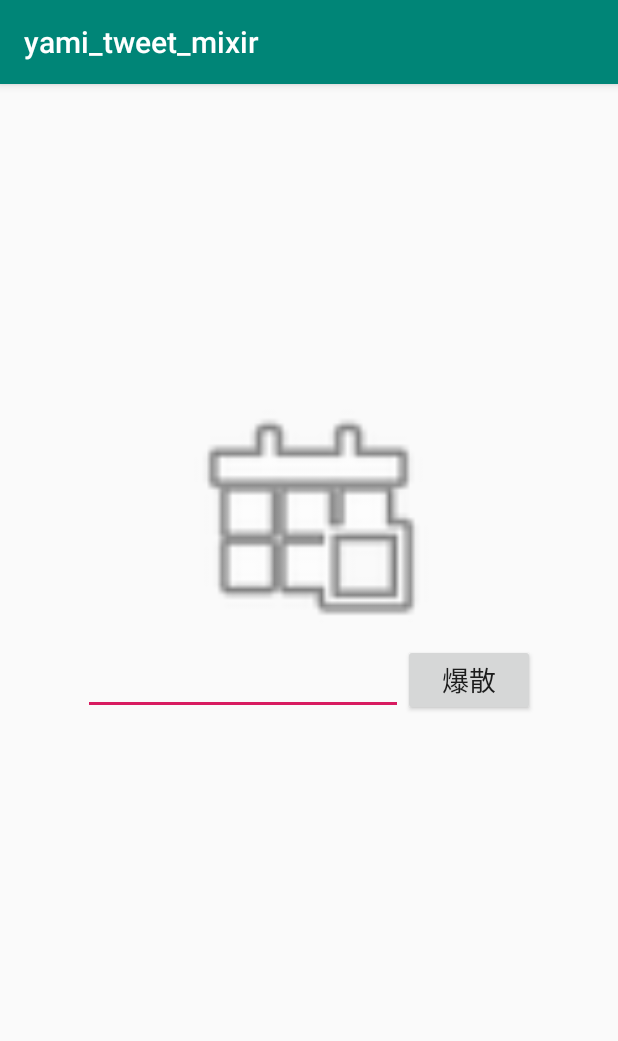
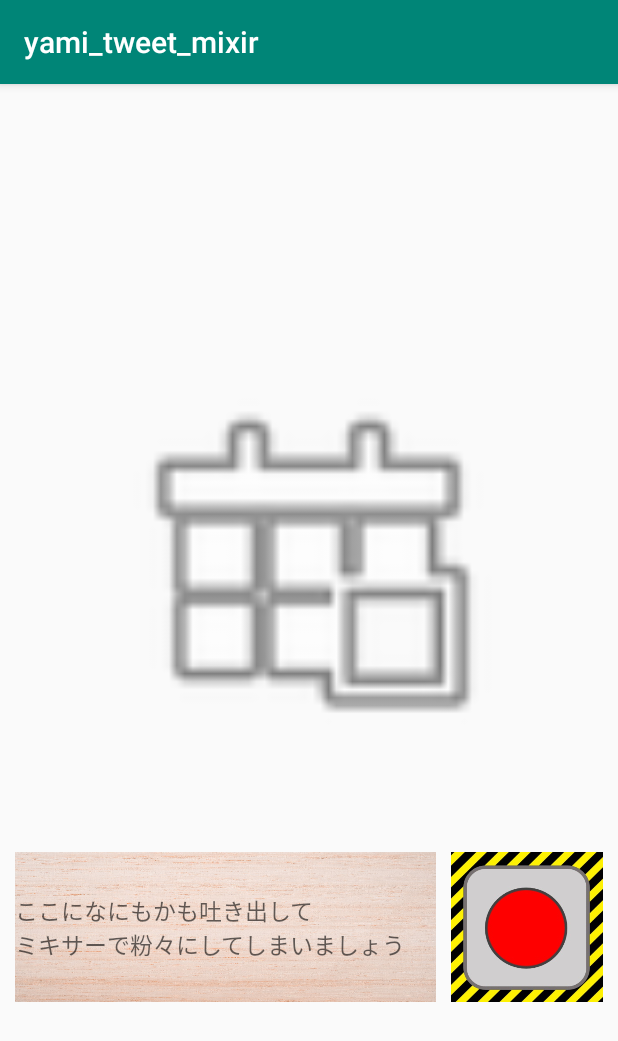
Before and after one commit to haaien/yami_tweet_mixir, an Android app: the TweetActivity_Empty screen opened directly, with no data from a screen before it, on a phone screen of 412 x 824 dp. Shown: the top 1041 px of the screen. Run offline under Robolectric (Android 15) with nearby library versions, the phone set to English and light mode, and no system bars.

Commit message:
レイアウトファイル編集中 ※画像ファイルの読み込みが上手くいってないっぽい？

```diff
--- a/app/src/main/java/ishiicai/shohoku/ac/jp/yami_tweet_mixir/TweetActivity_Empty.java
+++ b/app/src/main/java/ishiicai/shohoku/ac/jp/yami_tweet_mixir/TweetActivity_Empty.java
@@ -11,4 +11,5 @@ public class TweetActivity_Empty extends AppCompatActivity {
         setContentView(R.layout.tweet_empty_layout);
     }
 
+
 }
--- a/app/src/main/res/layout/tweet_empty_layout.xml
+++ b/app/src/main/res/layout/tweet_empty_layout.xml
@@ -8,33 +8,41 @@
 
     <ImageView
         android:id="@+id/imageView"
-        android:layout_width="167dp"
-        android:layout_height="173dp"
+        android:layout_width="255dp"
+        android:layout_height="272dp"
         android:layout_centerHorizontal="true"
-        android:layout_marginTop="200dp"
+        android:layout_marginTop="180dp"
         app:srcCompat="@android:drawable/ic_menu_today" />
 
     <LinearLayout
-        android:layout_width="wrap_content"
+        android:layout_width="match_parent"
         android:layout_height="wrap_content"
-        android:orientation="horizontal"
+        android:layout_below="@id/imageView"
         android:layout_centerHorizontal="true"
-        android:layout_below="@id/imageView"
+        android:layout_marginTop="60dp"
 
-        >
+        android:orientation="horizontal">
 
         <EditText
             android:id="@+id/InputEditText"
             android:layout_width="wrap_content"
-            android:layout_height="wrap_content"
-            android:ems="10" />
+            android:layout_height="match_parent"
+            android:layout_weight="1"
+            android:layout_marginLeft="10dp"
+            android:background="@drawable/wood_texture"
+            android:ems="15"
+            android:hint="ここになにもかも吐き出して\nミキサーで粉々にしてしまいましょう"
+            android:textSize="15dp" />
 
-        <Button
+        <ImageButton
             android:id="@+id/MixedButton"
+            android:background="@drawable/button_image"
             android:layout_width="wrap_content"
-            android:layout_height="wrap_content"
-            android:text="爆散"
-            android:textSize="18sp" />
+            android:layout_height="100dp"
+            android:layout_weight="2"
+            android:layout_marginLeft="10dp"
+            android:layout_marginRight="10dp"
+            android:textSize="18dp" />
     </LinearLayout>
 
 </RelativeLayout>
--- a/app/src/main/res/layout/tweet_twentyper_layout.xml
+++ b/app/src/main/res/layout/tweet_twentyper_layout.xml
@@ -27,6 +27,7 @@
             android:id="@+id/InputEditText"
             android:layout_width="wrap_content"
             android:layout_height="wrap_content"
+
             android:ems="10" />
 
         <Button
```
Also changed, not shown: app/src/main/res/drawable/button_background.xml (added, +13 -0 lines), app/src/main/res/drawable/input_edittext.xml (added, +18 -0 lines), app/src/main/res/drawable/button_image.jpg (added), app/src/main/res/drawable/wood_texture.jpg (added).
